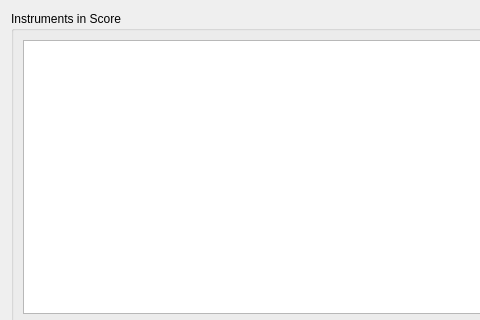
The window that mscore/excerptsdialog.ui (Obliquely/MuseScore) describes before a commit, drawn with Qt 5; both pictures show x 0 to 480 and y 0 to 320 of the 828 by 685 pixel window.
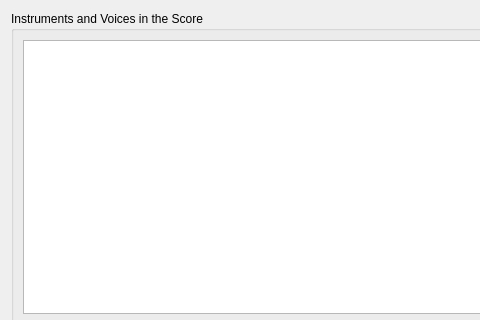
The same window after the commit. Icons and pictures are not drawn.

```diff
--- a/mscore/excerptsdialog.ui
+++ b/mscore/excerptsdialog.ui
@@ -194,7 +194,7 @@
    <item row="0" column="0" colspan="4">
     <widget class="QGroupBox" name="groupBox">
      <property name="title">
-      <string>Instruments in Score</string>
+      <string>Instruments and Voices in the Score</string>
      </property>
      <layout class="QGridLayout" name="gridLayout_2">
       <item row="0" column="0">
```
Left out of the diff: 10 changed lines with no effect on the pictures.
